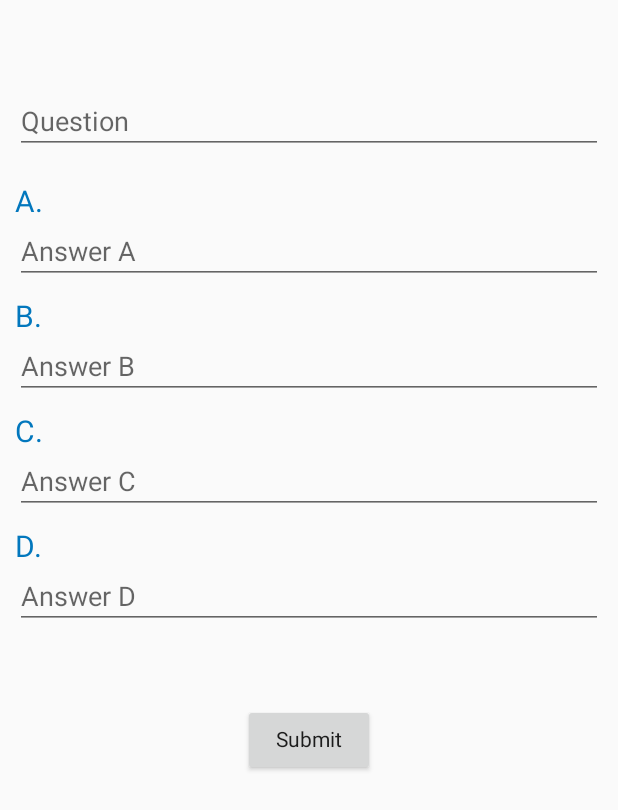
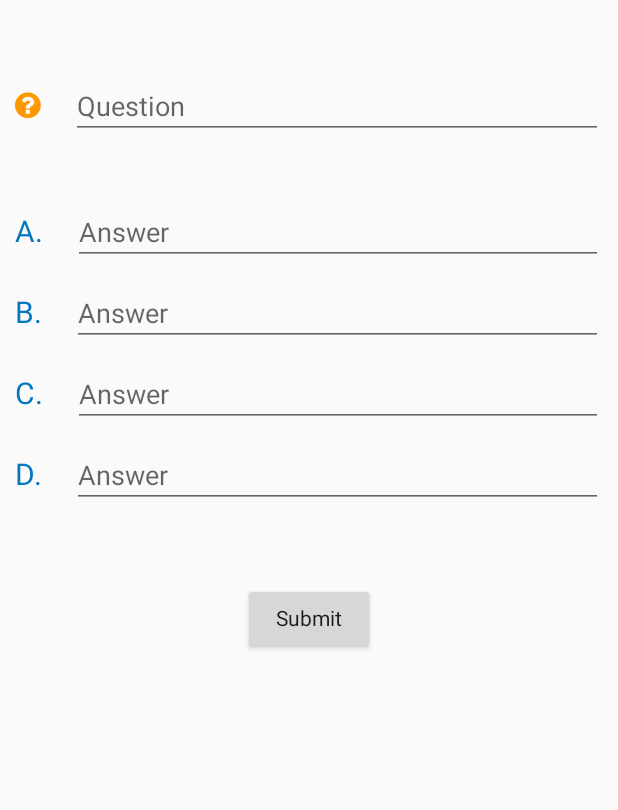
Before and after one commit to anhpeter/EnglishMultipleChoiceAdministration-android-lg, an Android app: the fragment QuestionFormFragment placed in its activity, on a phone screen of 412 x 824 dp. Shown: the top 810 px of the screen. Run offline under Robolectric (Android 15) with nearby library versions, the light colour scheme and no system bars; our stand-ins replace Firebase (no records; nobody signed in at launch, a user with empty details on screens opened directly); 5 statements that could not run were skipped.

Commit message:
process of building form interface

```diff
--- a/app/src/main/java/MainFragments/QuestionFormFragment.java
+++ b/app/src/main/java/MainFragments/QuestionFormFragment.java
@@ -52,6 +52,17 @@ public class QuestionFormFragment extends Fragment implements ICallback<Question
         fragmentCommunicate = (FragmentCommunicate) getActivity();
         questionModel = new QuestionModel(getActivity(), this);
         setArguments();
+
+        onSubmitClick();
+    }
+
+    private void onSubmitClick(){
+        btnSubmit.setOnClickListener(new View.OnClickListener() {
+            @Override
+            public void onClick(View v) {
+
+            }
+        });
     }
 
     private void setArguments() {
--- a/app/src/main/res/layout/fragment_question_form.xml
+++ b/app/src/main/res/layout/fragment_question_form.xml
@@ -6,22 +6,34 @@
     android:padding="10dp"
     tools:context="MainFragments.QuestionFormFragment">
 
+     <!-- QUESTION -->
+    <TextView
+        android:id="@+id/txtQuestion"
+        android:layout_width="wrap_content"
+        android:layout_height="wrap_content"
+
+        android:text="@string/fa_icon_question_circle"
+        android:textColor="@color/orange"
+        android:layout_marginTop="50dp"
+        android:textSize="20sp"></TextView>
+
     <EditText
         android:id="@+id/edtQuestion"
         android:layout_width="match_parent"
         android:layout_height="wrap_content"
-
-        android:layout_marginTop="50dp"
-
+        android:layout_alignBaseline="@id/txtQuestion"
+        android:layout_toRightOf="@id/txtQuestion"
+        android:layout_marginLeft="20dp"
         android:hint="Question"></EditText>
 
+    <!-- ANSWER -->
     <TextView
         android:id="@+id/txtA"
         android:layout_width="wrap_content"
         android:layout_height="wrap_content"
 
         android:layout_below="@id/edtQuestion"
-        android:layout_marginTop="20dp"
+        android:layout_marginTop="50dp"
         android:text="A."
 
         android:textColor="@color/blue"
@@ -32,8 +44,10 @@
         android:layout_width="match_parent"
         android:layout_height="wrap_content"
 
-        android:layout_below="@+id/txtA"
-        android:hint="Answer A"></EditText>
+        android:layout_alignBaseline="@id/txtA"
+        android:layout_marginLeft="20dp"
+        android:layout_toRightOf="@id/txtA"
+        android:hint="Answer"></EditText>
 
     <TextView
         android:id="@+id/txtB"
@@ -41,7 +55,7 @@
         android:layout_height="wrap_content"
 
         android:layout_below="@id/edtAnswerA"
-        android:layout_marginTop="10dp"
+        android:layout_marginTop="20dp"
         android:text="B."
 
         android:textColor="@color/blue"
@@ -51,10 +65,11 @@
         android:id="@+id/edtAnswerB"
         android:layout_width="match_parent"
         android:layout_height="wrap_content"
-        android:layout_below="@+id/txtB"
-        android:hint="Answer B"
 
-        ></EditText>
+        android:layout_alignBaseline="@id/txtB"
+        android:layout_marginLeft="20dp"
+        android:layout_toRightOf="@id/txtB"
+        android:hint="Answer"></EditText>
 
     <TextView
         android:id="@+id/txtC"
@@ -62,7 +77,7 @@
         android:layout_height="wrap_content"
 
         android:layout_below="@id/edtAnswerB"
-        android:layout_marginTop="10dp"
+        android:layout_marginTop="20dp"
         android:text="C."
 
         android:textColor="@color/blue"
@@ -73,9 +88,11 @@
         android:layout_width="match_parent"
         android:layout_height="wrap_content"
 
-        android:layout_below="@+id/txtC"
+        android:layout_alignBaseline="@id/txtC"
+        android:layout_marginLeft="20dp"
+        android:layout_toRightOf="@id/txtC"
 
-        android:hint="Answer C"></EditText>
+        android:hint="Answer"></EditText>
 
     <TextView
         android:id="@+id/txtD"
@@ -83,7 +100,7 @@
         android:layout_height="wrap_content"
 
         android:layout_below="@id/edtAnswerC"
-        android:layout_marginTop="10dp"
+        android:layout_marginTop="20dp"
         android:text="D."
 
         android:textColor="@color/blue"
@@ -94,9 +111,11 @@
         android:layout_width="match_parent"
         android:layout_height="wrap_content"
 
-        android:layout_below="@+id/txtD"
+        android:layout_alignBaseline="@id/txtD"
+        android:layout_marginLeft="20dp"
+        android:layout_toRightOf="@id/txtD"
 
-        android:hint="Answer D"></EditText>
+        android:hint="Answer"></EditText>
 
     <Button
         android:id="@+id/btnSubmit"
--- a/app/src/main/res/values/colors.xml
+++ b/app/src/main/res/values/colors.xml
@@ -4,4 +4,5 @@
     <color name="colorPrimaryDark">#3700B3</color>
     <color name="colorAccent">#03DAC5</color>
     <color name="blue">#0277bd</color>
+    <color name="orange">#FF9800</color>
 </resources>
```
